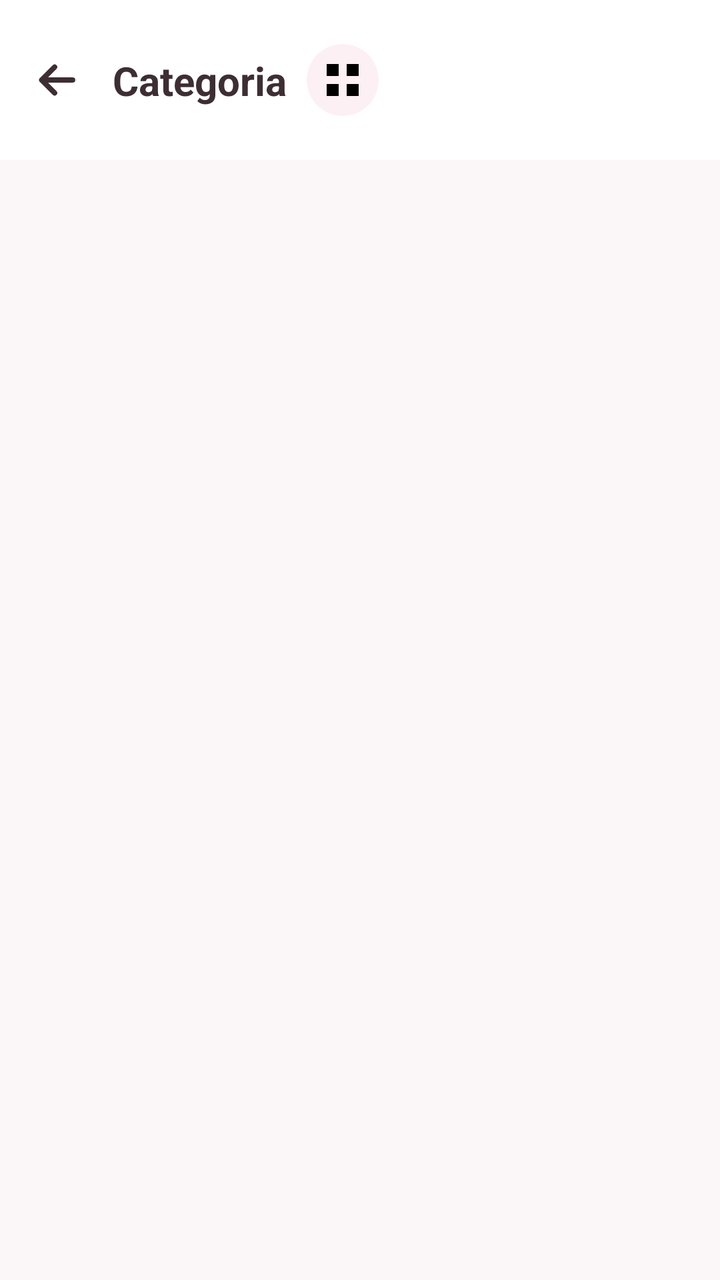
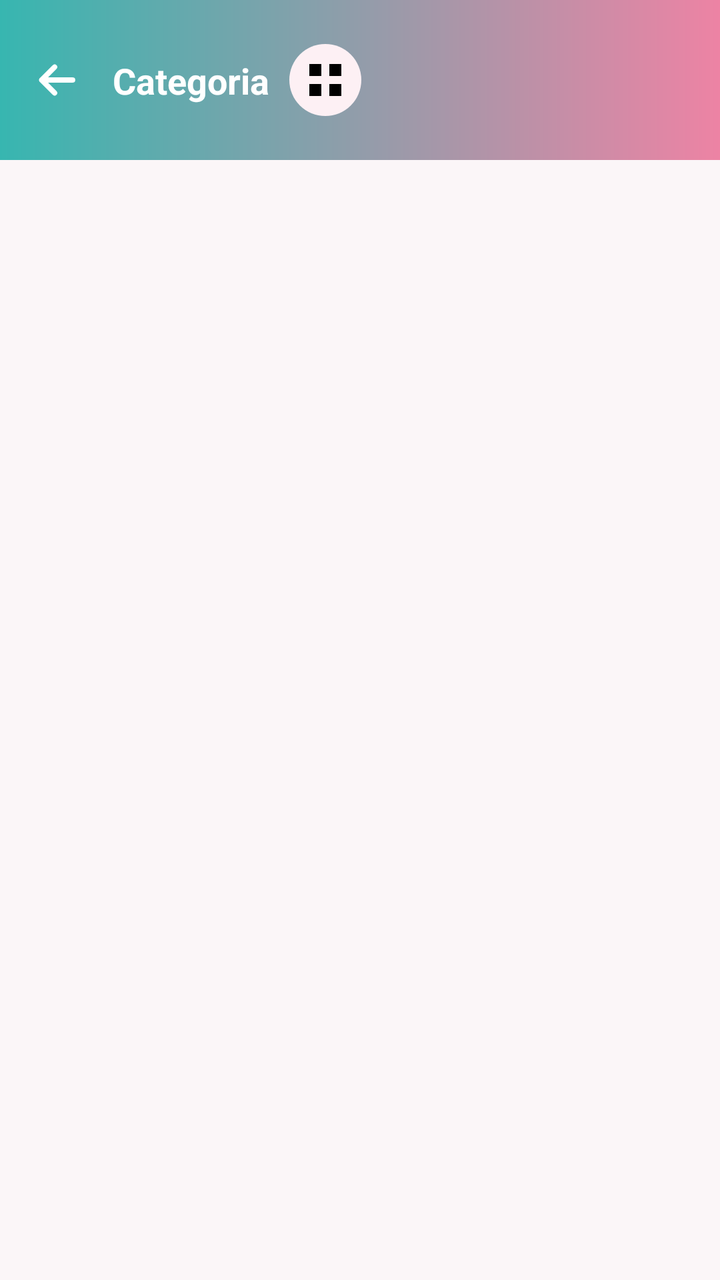

Two renders of the same Android screen: before a commit and after it. Below are the layout's source before the change and the commit's diff.
<!-- AndroidManifest.xml: application theme Theme.ArthurBaby -->
<!-- res/layout/fragment_produtos_categoria.xml -->
<?xml version="1.0" encoding="utf-8"?>
<LinearLayout xmlns:android="http://schemas.android.com/apk/res/android"
    xmlns:app="http://schemas.android.com/apk/res-auto"
    android:layout_width="match_parent"
    android:layout_height="match_parent"
    android:orientation="vertical"
    android:background="@color/fundo_claro">

    <LinearLayout
        android:layout_width="match_parent"
        android:layout_height="wrap_content"
        android:orientation="horizontal"
        android:gravity="center_vertical"
        android:padding="16dp"
        android:background="@color/branco">

        <ImageButton
            android:id="@+id/btnVoltar"
            style="@style/BotaoVoltar"
            app:tint="@color/texto_primario" />

        
        <androidx.constraintlayout.widget.ConstraintLayout
            android:layout_width="0dp"
            android:layout_height="wrap_content"
            android:layout_weight="1">

            <TextView
                android:id="@+id/tvTitulo"
                android:layout_width="wrap_content"
                android:layout_height="wrap_content"
                android:text="Categoria"
                android:textSize="20sp"
                android:textStyle="bold"
                android:maxLines="1"
                android:ellipsize="end"
                android:textColor="@color/texto_primario"
                app:layout_constrainedWidth="true"
                app:layout_constraintHorizontal_bias="0"
                app:layout_constraintHorizontal_chainStyle="packed"
                app:layout_constraintStart_toStartOf="parent"
                app:layout_constraintEnd_toStartOf="@id/boxIconeCategoria"
                app:layout_constraintTop_toTopOf="parent"
                app:layout_constraintBottom_toBottomOf="parent" />

            <FrameLayout
                android:id="@+id/boxIconeCategoria"
                android:layout_width="36dp"
                android:layout_height="36dp"
                android:layout_marginStart="10dp"
                android:background="@drawable/bg_circulo_categoria_suave"
                app:layout_constraintStart_toEndOf="@id/tvTitulo"
                app:layout_constraintEnd_toEndOf="parent"
                app:layout_constraintTop_toTopOf="parent"
                app:layout_constraintBottom_toBottomOf="parent">

                <ImageView
                    android:id="@+id/imgIconeCategoria"
                    android:layout_width="24dp"
                    android:layout_height="24dp"
                    android:layout_gravity="center"
                    android:src="@drawable/ic_categorias"
                    android:importantForAccessibility="no" />
            </FrameLayout>
        </androidx.constraintlayout.widget.ConstraintLayout>
    </LinearLayout>

    <androidx.recyclerview.widget.RecyclerView
        android:id="@+id/rvProdutos"
        android:layout_width="match_parent"
        android:layout_height="match_parent"
        android:padding="10dp"
        android:clipToPadding="false" />
</LinearLayout>
<!-- resources referenced by this layout -->
<resources>
  <color name="branco">#FFFFFF</color>
  <color name="fundo_claro">#FBF6F8</color>
  <color name="texto_primario">#3D2E34</color>
  <!-- drawable bg_circulo_categoria_suave (drawable) -->
  <?xml version="1.0" encoding="utf-8"?>
  <shape xmlns:android="http://schemas.android.com/apk/res/android"
      android:shape="oval">
      <solid android:color="@color/rosa_suave" />
  </shape>
  <!-- drawable ic_categorias (drawable) -->
  <vector xmlns:android="http://schemas.android.com/apk/res/android"
      android:width="24dp"
      android:height="24dp"
      android:viewportWidth="24"
      android:viewportHeight="24">
      <path
          android:fillColor="#FF000000"
          android:pathData="M4,4h6v6H4zM14,4h6v6h-6zM4,14h6v6H4zM14,14h6v6h-6z"/>
  </vector>
  <style name="BotaoVoltar">
          <item name="android:layout_width">48dp</item>
          <item name="android:layout_height">48dp</item>
          <item name="android:layout_marginStart">-12dp</item>
          <item name="android:layout_marginEnd">4dp</item>
          <item name="android:padding">12dp</item>
          <item name="android:scaleType">fitCenter</item>
          <item name="android:src">@drawable/ic_voltar</item>
          <item name="tint">@color/texto_primario</item>
          <item name="android:background">?attr/selectableItemBackgroundBorderless</item>
          <item name="android:contentDescription">Voltar</item>
          <item name="android:tooltipText">Voltar</item>
      </style>
  <style name="Theme.ArthurBaby" parent="Theme.MaterialComponents.DayNight.NoActionBar">
          <item name="colorPrimary">@color/verde_arthur</item>
          <item name="colorPrimaryVariant">@color/verde_escuro</item>
          <item name="colorOnPrimary">@color/branco</item>
          <item name="colorSecondary">@color/rosa_arthur</item>
          <item name="colorSecondaryVariant">@color/rosa_escuro</item>
          <item name="colorOnSecondary">@color/branco</item>
          <item name="android:statusBarColor">@color/verde_arthur</item>
          <item name="android:windowBackground">@color/fundo_claro</item>
          <item name="android:navigationBarColor">@color/branco</item>
          <item name="colorSurface">@color/branco</item>
          <item name="colorOnSurface">@color/texto_primario</item>
  
          
          <item name="android:windowLightStatusBar">false</item>
          <item name="android:windowLightNavigationBar">true</item>
      </style>
  <color name="rosa_suave">#FDF0F4</color>
  <!-- drawable ic_voltar (drawable) -->
  <?xml version="1.0" encoding="utf-8"?>
  <vector xmlns:android="http://schemas.android.com/apk/res/android"
      android:width="24dp"
      android:height="24dp"
      android:viewportWidth="24"
      android:viewportHeight="24">
      <path
          android:pathData="M20,12H4.5M11,5.5L4.5,12L11,18.5"
          android:strokeColor="#FF000000"
          android:strokeWidth="2.6"
          android:strokeLineCap="round"
          android:strokeLineJoin="round" />
  </vector>
  <color name="verde_arthur">#37B6B0</color>
  <color name="verde_escuro">#2A8F8A</color>
  <color name="rosa_arthur">#ED83A4</color>
  <color name="rosa_escuro">#D56586</color>
</resources>

<!-- the commit's change to res/layout/fragment_produtos_categoria.xml (unified diff, before → after) -->
@@ -12,12 +12,12 @@
         android:orientation="horizontal"
         android:gravity="center_vertical"
         android:padding="16dp"
-        android:background="@color/branco">
+        android:background="@drawable/bg_gradiente_header">
 
         <ImageButton
             android:id="@+id/btnVoltar"
             style="@style/BotaoVoltar"
-            app:tint="@color/texto_primario" />
+            app:tint="@color/branco" />
 
         
         <androidx.constraintlayout.widget.ConstraintLayout
@@ -29,12 +29,12 @@
                 android:id="@+id/tvTitulo"
                 android:layout_width="wrap_content"
                 android:layout_height="wrap_content"
-                android:text="Categoria"
-                android:textSize="20sp"
+                android:text="@string/categoria"
+                android:textSize="@dimen/texto_subtitulo"
                 android:textStyle="bold"
                 android:maxLines="1"
                 android:ellipsize="end"
-                android:textColor="@color/texto_primario"
+                android:textColor="@color/branco"
                 app:layout_constrainedWidth="true"
                 app:layout_constraintHorizontal_bias="0"
                 app:layout_constraintHorizontal_chainStyle="packed"
<!-- resource entries referenced after the edit -->
@@ -2,12 +2,23 @@
 <resources>
   <color name="branco">#FFFFFF</color>
   <color name="fundo_claro">#FBF6F8</color>
+  <dimen name="texto_subtitulo">18sp</dimen>
   <color name="texto_primario">#3D2E34</color>
   <!-- drawable bg_circulo_categoria_suave (drawable) -->
   <?xml version="1.0" encoding="utf-8"?>
   <shape xmlns:android="http://schemas.android.com/apk/res/android"
       android:shape="oval">
       <solid android:color="@color/rosa_suave" />
+  </shape>
+  <!-- drawable bg_gradiente_header (drawable) -->
+  <?xml version="1.0" encoding="utf-8"?>
+  <shape xmlns:android="http://schemas.android.com/apk/res/android"
+      android:shape="rectangle">
+      <gradient
+          android:startColor="@color/verde_arthur"
+          android:endColor="@color/rosa_arthur"
+          android:angle="0"
+          android:type="linear" />
   </shape>
   <!-- drawable ic_categorias (drawable) -->
   <vector xmlns:android="http://schemas.android.com/apk/res/android"
@@ -19,6 +30,7 @@
           android:fillColor="#FF000000"
           android:pathData="M4,4h6v6H4zM14,4h6v6h-6zM4,14h6v6H4zM14,14h6v6h-6z"/>
   </vector>
+  <string name="categoria">Categoria</string>
   <style name="BotaoVoltar">
           <item name="android:layout_width">48dp</item>
           <item name="android:layout_height">48dp</item>
